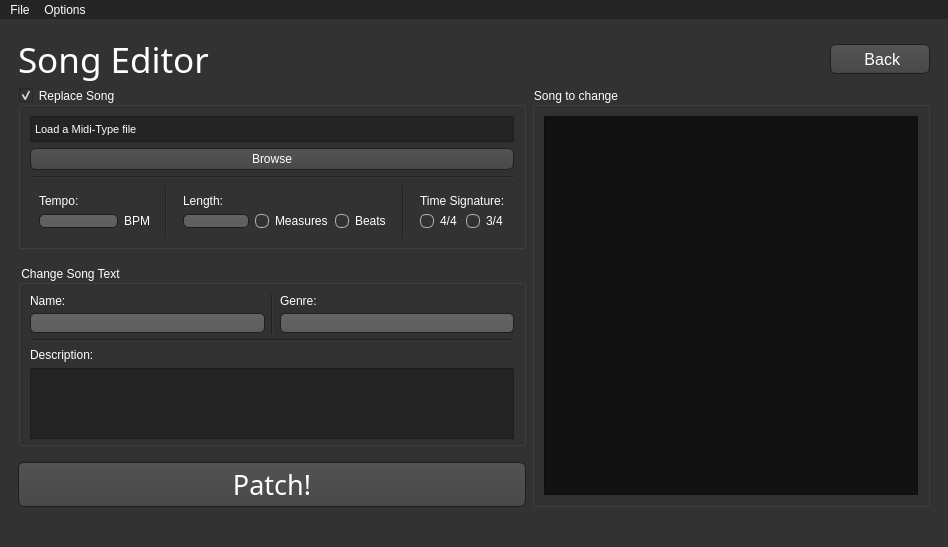
The window that WiiMusicPlus.ui (BenjaminHalko/WiiMusicEditorPlus) describes before a commit, drawn with Qt 5.
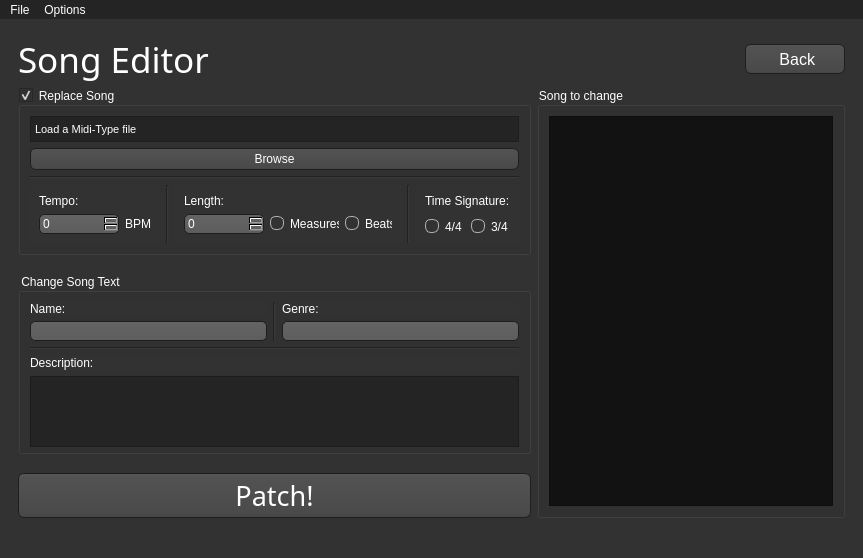
The same window after the commit. The open tabs and pages were chosen to show the change. Icons and pictures are not drawn.

Diff of the .ui file:
```diff
--- a/WiiMusicPlus.ui
+++ b/WiiMusicPlus.ui
@@ -6,8 +6,8 @@
    <rect>
     <x>0</x>
     <y>0</y>
-    <width>948</width>
-    <height>547</height>
+    <width>863</width>
+    <height>558</height>
    </rect>
   </property>
   <property name="palette">
@@ -547,6 +547,15 @@
     border-radius: 5;
 }
 
+QSpinBox
+{
+    background-color: QLinearGradient( x1: 0, y1: 0, x2: 0, y2: 1, stop: 0 #4d4d4d, stop: 0 #646464, stop: 1 #5d5d5d);
+    padding: 1px;
+    border-style: solid;
+    border: 1px solid #1e1e1e;
+    border-radius: 5;
+}
+
 QPushButton
 {
     color: white;
@@ -940,444 +949,9 @@
   <widget class="QWidget" name="centralwidget">
    <property name="palette">
     <palette>
-     <active>
-      <colorrole role="WindowText">
-       <brush brushstyle="SolidPattern">
-        <color alpha="255">
-         <red>255</red>
-         <green>255</green>
-         <blue>255</blue>
-        </color>
-       </brush>
-      </colorrole>
-      <colorrole role="Button">
-       <brush brushstyle="SolidPattern">
-        <color alpha="255">
-         <red>50</red>
-         <green>50</green>
-         <blue>50</blue>
-        </color>
-       </brush>
-      </colorrole>
-      <colorrole role="Light">
-       <brush brushstyle="SolidPattern">
-        <color alpha="255">
-         <red>48</red>
-         <green>48</green>
-         <blue>48</blue>
-        </color>
-       </brush>
-      </colorrole>
-      <colorrole role="Midlight">
-       <brush brushstyle="SolidPattern">
-        <color alpha="255">
-         <red>40</red>
-         <green>40</green>
-         <blue>40</blue>
-        </color>
-       </brush>
-      </colorrole>
-      <colorrole role="Dark">
-       <brush brushstyle="SolidPattern">
-        <color alpha="255">
-         <red>16</red>
-         <green>16</green>
-         <blue>16</blue>
-        </color>
-       </brush>
-      </colorrole>
-      <colorrole role="Mid">
-       <brush brushstyle="SolidPattern">
-        <color alpha="255">
-         <red>21</red>
-         <green>21</green>
-         <blue>21</blue>
-        </color>
-       </brush>
-      </colorrole>
-      <colorrole role="Text">
-       <brush brushstyle="SolidPattern">
-        <color alpha="255">
-         <red>255</red>
-         <green>255</green>
-         <blue>255</blue>
-        </color>
-       </brush>
-      </colorrole>
-      <colorrole role="BrightText">
-       <brush brushstyle="SolidPattern">
-        <color alpha="255">
-         <red>255</red>
-         <green>255</green>
-         <blue>255</blue>
-        </color>
-       </brush>
-      </colorrole>
-      <colorrole role="ButtonText">
-       <brush brushstyle="SolidPattern">
-        <color alpha="255">
-         <red>255</red>
-         <green>255</green>
-         <blue>255</blue>
-        </color>
-       </brush>
-      </colorrole>
-      <colorrole role="Base">
-       <brush brushstyle="SolidPattern">
-        <color alpha="255">
-         <red>50</red>
-         <green>50</green>
-         <blue>50</blue>
-        </color>
-       </brush>
-      </colorrole>
-      <colorrole role="Window">
-       <brush brushstyle="SolidPattern">
-        <color alpha="255">
-         <red>50</red>
-         <green>50</green>
-         <blue>50</blue>
-        </color>
-       </brush>
-      </colorrole>
-      <colorrole role="Shadow">
-       <brush brushstyle="SolidPattern">
-        <color alpha="255">
-         <red>0</red>
-         <green>0</green>
-         <blue>0</blue>
-        </color>
-       </brush>
-      </colorrole>
-      <colorrole role="AlternateBase">
-       <brush brushstyle="SolidPattern">
-        <color alpha="255">
-         <red>16</red>
-         <green>16</green>
-         <blue>16</blue>
-        </color>
-       </brush>
-      </colorrole>
-      <colorrole role="ToolTipBase">
-       <brush brushstyle="SolidPattern">
-        <color alpha="255">
-         <red>255</red>
-         <green>255</green>
-         <blue>220</blue>
-        </color>
-       </brush>
-      </colorrole>
-      <colorrole role="ToolTipText">
-       <brush brushstyle="SolidPattern">
-        <color alpha="255">
-         <red>0</red>
-         <green>0</green>
-         <blue>0</blue>
-        </color>
-       </brush>
-      </colorrole>
-      <colorrole role="PlaceholderText">
-       <brush brushstyle="SolidPattern">
-        <color alpha="255">
-         <red>255</red>
-         <green>255</green>
-         <blue>255</blue>
-        </color>
-       </brush>
-      </colorrole>
-     </active>
-     <inactive>
-      <colorrole role="WindowText">
-       <brush brushstyle="SolidPattern">
-        <color alpha="255">
-         <red>255</red>
-         <green>255</green>
-         <blue>255</blue>
-        </color>
-       </brush>
-      </colorrole>
-      <colorrole role="Button">
-       <brush brushstyle="SolidPattern">
-        <color alpha="255">
-         <red>50</red>
-         <green>50</green>
-         <blue>50</blue>
-        </color>
-       </brush>
-      </colorrole>
-      <colorrole role="Light">
-       <brush brushstyle="SolidPattern">
-        <color alpha="255">
-         <red>48</red>
-         <green>48</green>
-         <blue>48</blue>
-        </color>
-       </brush>
-      </colorrole>
-      <colorrole role="Midlight">
-       <brush brushstyle="SolidPattern">
-        <color alpha="255">
-         <red>40</red>
-         <green>40</green>
-         <blue>40</blue>
-        </color>
-       </brush>
-      </colorrole>
-      <colorrole role="Dark">
-       <brush brushstyle="SolidPattern">
-        <color alpha="255">
-         <red>16</red>
-         <green>16</green>
-         <blue>16</blue>
-        </color>
-       </brush>
-      </colorrole>
-      <colorrole role="Mid">
-       <brush brushstyle="SolidPattern">
-        <color alpha="255">
-         <red>21</red>
-         <green>21</green>
-         <blue>21</blue>
-        </color>
-       </brush>
-      </colorrole>
-      <colorrole role="Text">
-       <brush brushstyle="SolidPattern">
-        <color alpha="255">
-         <red>255</red>
-         <green>255</green>
-         <blue>255</blue>
-        </color>
-       </brush>
-      </colorrole>
-      <colorrole role="BrightText">
-       <brush brushstyle="SolidPattern">
-        <color alpha="255">
-         <red>255</red>
-         <green>255</green>
-         <blue>255</blue>
-        </color>
-       </brush>
-      </colorrole>
-      <colorrole role="ButtonText">
-       <brush brushstyle="SolidPattern">
-        <color alpha="255">
-         <red>255</red>
-         <green>255</green>
-         <blue>255</blue>
-        </color>
-       </brush>
-      </colorrole>
-      <colorrole role="Base">
-       <brush brushstyle="SolidPattern">
-        <color alpha="255">
-         <red>50</red>
-         <green>50</green>
-         <blue>50</blue>
-        </color>
-       </brush>
-      </colorrole>
-      <colorrole role="Window">
-       <brush brushstyle="SolidPattern">
-        <color alpha="255">
-         <red>50</red>
-         <green>50</green>
-         <blue>50</blue>
-        </color>
-       </brush>
-      </colorrole>
-      <colorrole role="Shadow">
-       <brush brushstyle="SolidPattern">
-        <color alpha="255">
-         <red>0</red>
-         <green>0</green>
-         <blue>0</blue>
-        </color>
-       </brush>
-      </colorrole>
-      <colorrole role="AlternateBase">
-       <brush brushstyle="SolidPattern">
-        <color alpha="255">
-         <red>16</red>
-         <green>16</green>
-         <blue>16</blue>
-        </color>
-       </brush>
-      </colorrole>
-      <colorrole role="ToolTipBase">
-       <brush brushstyle="SolidPattern">
-        <color alpha="255">
-         <red>255</red>
-         <green>255</green>
-         <blue>220</blue>
-        </color>
-       </brush>
-      </colorrole>
-      <colorrole role="ToolTipText">
-       <brush brushstyle="SolidPattern">
-        <color alpha="255">
-         <red>0</red>
-         <green>0</green>
-         <blue>0</blue>
-        </color>
-       </brush>
-      </colorrole>
-      <colorrole role="PlaceholderText">
-       <brush brushstyle="SolidPattern">
-        <color alpha="255">
-         <red>255</red>
-         <green>255</green>
-         <blue>255</blue>
-        </color>
-       </brush>
-      </colorrole>
-     </inactive>
-     <disabled>
-      <colorrole role="WindowText">
-       <brush brushstyle="SolidPattern">
-        <color alpha="255">
-         <red>64</red>
-         <green>64</green>
-         <blue>64</blue>
-        </color>
-       </brush>
-      </colorrole>
-      <colorrole role="Button">
-       <brush brushstyle="SolidPattern">
-        <color alpha="255">
-         <red>50</red>
-         <green>50</green>
-         <blue>50</blue>
-        </color>
-       </brush>
-      </colorrole>
-      <colorrole role="Light">
-       <brush brushstyle="SolidPattern">
-        <color alpha="255">
-         <red>48</red>
-         <green>48</green>
-         <blue>48</blue>
-        </color>
-       </brush>
-      </colorrole>
-      <colorrole role="Midlight">
-       <brush brushstyle="SolidPattern">
-        <color alpha="255">
-         <red>40</red>
-         <green>40</green>
-         <blue>40</blue>
-        </color>
-       </brush>
-      </colorrole>
-      <colorrole role="Dark">
-       <brush brushstyle="SolidPattern">
-        <color alpha="255">
-         <red>16</red>
-         <green>16</green>
-         <blue>16</blue>
-        </color>
-       </brush>
-      </colorrole>
-      <colorrole role="Mid">
-       <brush brushstyle="SolidPattern">
-        <color alpha="255">
-         <red>21</red>
-         <green>21</green>
-         <blue>21</blue>
-        </color>
-       </brush>
-      </colorrole>
-      <colorrole role="Text">
-       <brush brushstyle="SolidPattern">
-        <color alpha="255">
-         <red>64</red>
-         <green>64</green>
-         <blue>64</blue>
-        </color>
-       </brush>
-      </colorrole>
-      <colorrole role="BrightText">
-       <brush brushstyle="SolidPattern">
-        <color alpha="255">
-         <red>255</red>
-         <green>255</green>
-         <blue>255</blue>
-        </color>
-       </brush>
-      </colorrole>
-      <colorrole role="ButtonText">
-       <brush brushstyle="SolidPattern">
-        <color alpha="255">
-         <red>64</red>
-         <green>64</green>
-         <blue>64</blue>
-        </color>
-       </brush>
-      </colorrole>
-      <colorrole role="Base">
-       <brush brushstyle="SolidPattern">
-        <color alpha="255">
-         <red>50</red>
-         <green>50</green>
-         <blue>50</blue>
-        </color>
-       </brush>
-      </colorrole>
-      <colorrole role="Window">
-       <brush brushstyle="SolidPattern">
-        <color alpha="255">
-         <red>50</red>
-         <green>50</green>
-         <blue>50</blue>
-        </color>
-       </brush>
-      </colorrole>
-      <colorrole role="Shadow">
-       <brush brushstyle="SolidPattern">
-        <color alpha="255">
-         <red>0</red>
-         <green>0</green>
-         <blue>0</blue>
-        </color>
-       </brush>
-      </colorrole>
-      <colorrole role="AlternateBase">
-       <brush brushstyle="SolidPattern">
-        <color alpha="255">
-         <red>32</red>
-         <green>32</green>
-         <blue>32</blue>
-        </color>
-       </brush>
-      </colorrole>
-      <colorrole role="ToolTipBase">
-       <brush brushstyle="SolidPattern">
-        <color alpha="255">
-         <red>255</red>
-         <green>255</green>
-         <blue>220</blue>
-        </color>
-       </brush>
-      </colorrole>
-      <colorrole role="ToolTipText">
-       <brush brushstyle="SolidPattern">
-        <color alpha="255">
-         <red>0</red>
-         <green>0</green>
-         <blue>0</blue>
-        </color>
-       </brush>
-      </colorrole>
-      <colorrole role="PlaceholderText">
-       <brush brushstyle="SolidPattern">
-        <color alpha="255">
-         <red>64</red>
-         <green>64</green>
-         <blue>64</blue>
-        </color>
-       </brush>
-      </colorrole>
-     </disabled>
+     <active/>
+     <inactive/>
+     <disabled/>
     </palette>
    </property>
    <layout class="QVBoxLayout" name="verticalLayout_12">
@@ -1578,7 +1152,7 @@
               <property name="maximumSize">
                <size>
                 <width>16777215</width>
-                <height>162</height>
+                <height>190</height>
                </size>
               </property>
               <property name="focusPolicy">
@@ -1656,12 +1230,6 @@
                 <layout class="QHBoxLayout" name="SE_Midi_Info">
                  <item>
                   <widget class="QFrame" name="SE_Midi_Tempo">
-                   <property name="maximumSize">
-                    <size>
-                     <width>129</width>
-                     <height>16777215</height>
-                    </size>
-                   </property>
                    <layout class="QVBoxLayout" name="verticalLayout">
                     <item>
                      <widget class="QLabel" name="SE_Midi_Tempo_Label">
@@ -1672,11 +1240,27 @@
                     </item>
                     <item>
                      <layout class="QHBoxLayout" name="SE_Midi_Tempo_Layout">
-                      <item alignment="Qt::AlignLeft">
-                       <widget class="QLineEdit" name="SE_Midi_Tempo_Input"/>
+                      <item>
+                       <widget class="QSpinBox" name="SE_Midi_Tempo_Input">
+                        <property name="minimumSize">
+                         <size>
+                          <width>80</width>
+                          <height>0</height>
+                         </size>
+                        </property>
+                        <property name="maximum">
+                         <number>10000</number>
+                        </property>
+                       </widget>
                       </item>
                       <item>
                        <widget class="QLabel" name="SE_Midi_Tempo_BPM">
+                        <property name="maximumSize">
+                         <size>
+                          <width>30</width>
+                          <height>16777215</height>
+                         </size>
+                        </property>
                         <property name="text">
                          <string>BPM</string>
                         </property>
@@ -1696,12 +1280,6 @@
                  </item>
                  <item>
                   <widget class="QFrame" name="SE_Midi_Length">
-                   <property name="maximumSize">
-                    <size>
-                     <width>222</width>
-                     <height>16777215</height>
-                    </size>
-                   </property>
                    <layout class="QVBoxLayout" name="verticalLayout_8">
                     <item>
                      <widget class="QLabel" name="SE_Midi_Length_Label">
@@ -1713,10 +1291,29 @@
                     <item>
                      <layout class="QHBoxLayout" name="SE_Midi_Length_Layout">
                       <item>
-                       <widget class="QLineEdit" name="SE_Midi_Length_Input"/>
+                       <widget class="QSpinBox" name="SE_Midi_Length_Input">
+                        <property name="minimumSize">
+                         <size>
+                          <width>80</width>
+                          <height>0</height>
+                         </size>
+                        </property>
+                        <property name="maximum">
+                         <number>10000</number>
+                        </property>
+                        <property name="value">
+                         <number>0</number>
+                        </property>
+                       </widget>
                       </item>
-                      <item alignment="Qt::AlignHCenter">
+                      <item>
                        <widget class="QRadioButton" name="SE_Midi_Length_Measures">
+                        <property name="maximumSize">
+                         <size>
+                          <width>69</width>
+                          <height>16777215</height>
+                         </size>
+                        </property>
                         <property name="focusPolicy">
                          <enum>Qt::TabFocus</enum>
                         </property>
@@ -1728,8 +1325,14 @@
                         </property>
                        </widget>
                       </item>
-                      <item alignment="Qt::AlignHCenter">
+                      <item>
                        <widget class="QRadioButton" name="SE_Midi_Length_Beats">
+                        <property name="maximumSize">
+                         <size>
+                          <width>47</width>
+                          <height>16777215</height>
+                         </size>
+                        </property>
                         <property name="focusPolicy">
                          <enum>Qt::TabFocus</enum>
                         </property>
@@ -1771,6 +1374,9 @@
                     </item>
                     <item>
                      <layout class="QHBoxLayout" name="SE_Midi_TimeSignature_Layout">
+                      <property name="sizeConstraint">
+                       <enum>QLayout::SetDefaultConstraint</enum>
+                      </property>
                       <item>
                        <widget class="QRadioButton" name="SE_Midi_TimeSignature_4">
                         <property name="mouseTracking">
@@ -2544,7 +2150,7 @@
     <rect>
      <x>0</x>
      <y>0</y>
-     <width>948</width>
+     <width>863</width>
      <height>22</height>
     </rect>
    </property>
```
Left out of the diff: 2 changed lines with no effect on the pictures.
